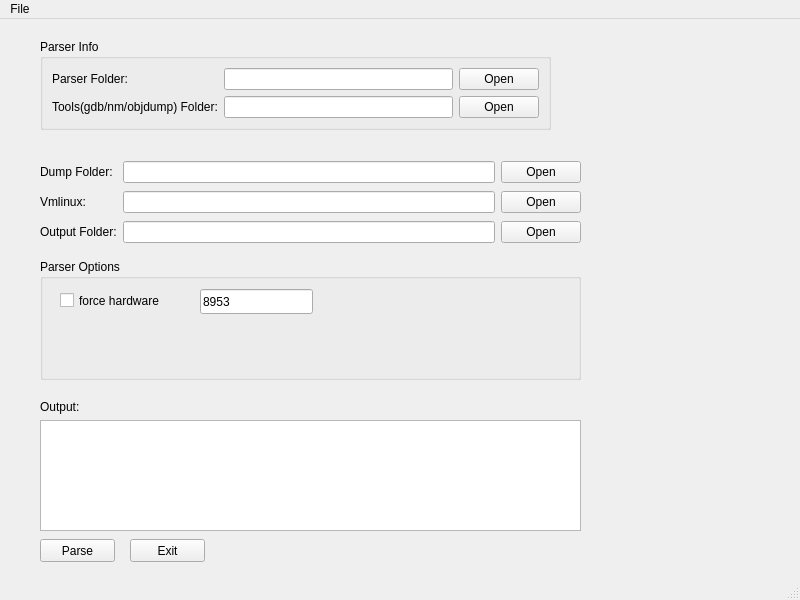
Old version of the form qparser.ui in the repository bdunix/qparser.
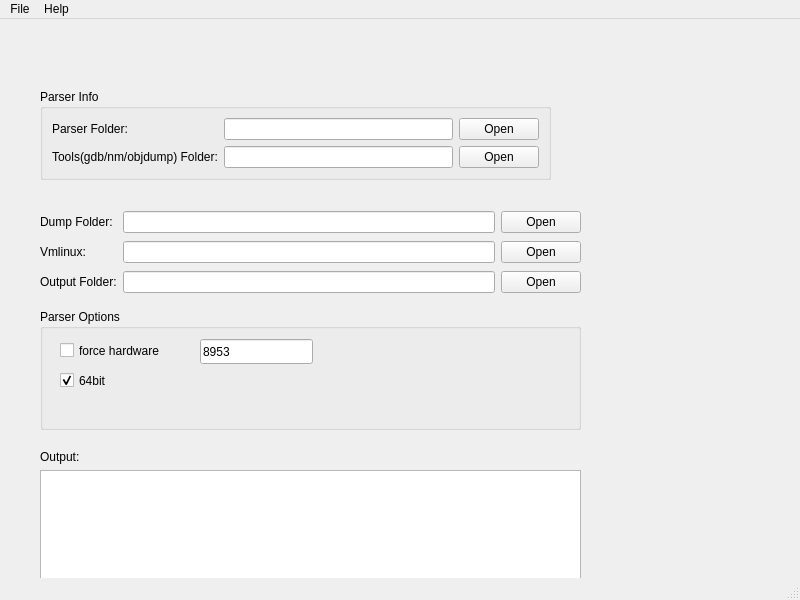
New version of the form.

Commit message: Use QProcess to run parser

The edit to the form file:
```diff
--- a/qparser.ui
+++ b/qparser.ui
@@ -18,7 +18,7 @@
     <property name="geometry">
      <rect>
       <x>40</x>
-      <y>140</y>
+      <y>190</y>
       <width>541</width>
       <height>89</height>
      </rect>
@@ -81,7 +81,7 @@
     <property name="geometry">
      <rect>
       <x>40</x>
-      <y>20</y>
+      <y>70</y>
       <width>511</width>
       <height>91</height>
      </rect>
@@ -130,7 +130,7 @@
     <property name="geometry">
      <rect>
       <x>40</x>
-      <y>520</y>
+      <y>570</y>
       <width>75</width>
       <height>23</height>
      </rect>
@@ -143,7 +143,7 @@
     <property name="geometry">
      <rect>
       <x>130</x>
-      <y>520</y>
+      <y>570</y>
       <width>75</width>
       <height>23</height>
      </rect>
@@ -156,7 +156,7 @@
     <property name="geometry">
      <rect>
       <x>40</x>
-      <y>381</y>
+      <y>431</y>
       <width>541</width>
       <height>131</height>
      </rect>
@@ -170,7 +170,7 @@
       </widget>
      </item>
      <item>
-      <widget class="QTextEdit" name="outputTextEdit"/>
+      <widget class="QTextBrowser" name="outputTextBrowser"/>
      </item>
     </layout>
    </widget>
@@ -178,7 +178,7 @@
     <property name="geometry">
      <rect>
       <x>40</x>
-      <y>240</y>
+      <y>290</y>
       <width>541</width>
       <height>121</height>
      </rect>
@@ -212,6 +212,22 @@
       <string>force hardware</string>
      </property>
     </widget>
+    <widget class="QCheckBox" name="aarch64CheckBox">
+     <property name="geometry">
+      <rect>
+       <x>20</x>
+       <y>60</y>
+       <width>92</width>
+       <height>23</height>
+      </rect>
+     </property>
+     <property name="text">
+      <string>64bit</string>
+     </property>
+     <property name="checked">
+      <bool>true</bool>
+     </property>
+    </widget>
    </widget>
   </widget>
   <widget class="QStatusBar" name="statusbar"/>
@@ -231,7 +247,14 @@
     <addaction name="settingAction"/>
     <addaction name="exitAction"/>
    </widget>
+   <widget class="QMenu" name="helpMenu">
+    <property name="title">
+     <string>Help</string>
+    </property>
+    <addaction name="aboutAction"/>
+   </widget>
    <addaction name="fileMenu"/>
+   <addaction name="helpMenu"/>
   </widget>
   <action name="exitAction">
    <property name="text">
```
Left out of the diff: 5 changed lines with no effect on the pictures. The commit also changes 2 other files.
